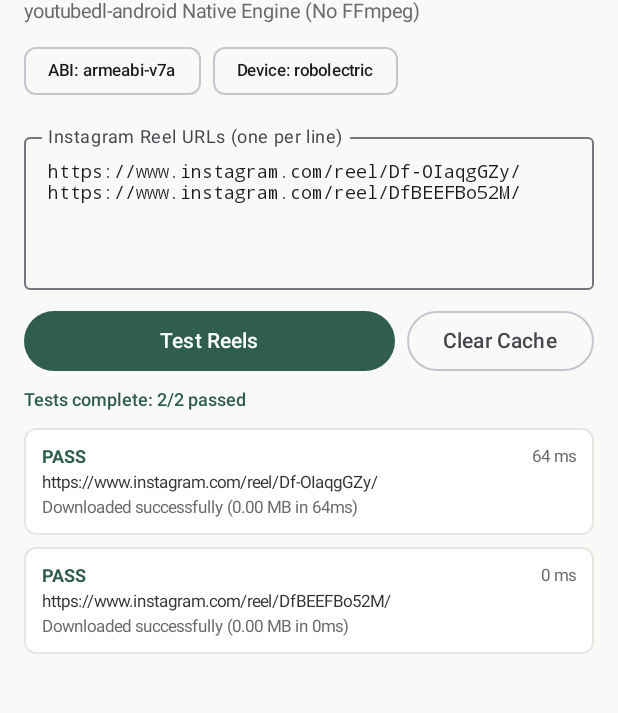
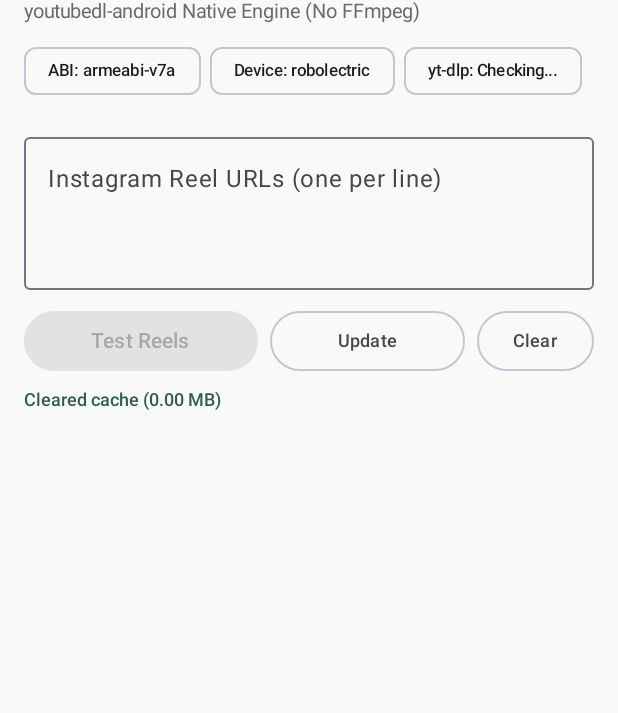
Before and after one commit to k4bi1an/Savyor, an Android app built with Jetpack Compose: the screen it shows after launch (MainActivity), after a tap on an icon or button, on a phone screen of 412 x 824 dp, the part 59-772 px from its top. Run offline under Robolectric (Android 15) with nearby library versions, the phone set to English and light mode, and no system bars; libraries missing offline, so code that uses them is left out: com.yausername.youtubedl_android; 6 statements that could not run were skipped; 2 other taps on this screen came first.

Commit message:
Spike 1: Add yt-dlp update mechanism and track validation

```diff
--- a/spikes/android/spike_ytdlp/src/main/AndroidManifest.xml
+++ b/spikes/android/spike_ytdlp/src/main/AndroidManifest.xml
@@ -13,6 +13,7 @@
         <activity
             android:name=".MainActivity"
             android:exported="true"
+            android:launchMode="singleTop"
             android:configChanges="orientation|screenSize|keyboardHidden">
             <intent-filter>
                 <action android:name="android.intent.action.MAIN" />
--- a/spikes/android/spike_ytdlp/src/main/java/com/savyor/spike/ytdlp/MainActivity.kt
+++ b/spikes/android/spike_ytdlp/src/main/java/com/savyor/spike/ytdlp/MainActivity.kt
@@ -22,13 +22,16 @@ import androidx.compose.ui.unit.dp
 import androidx.compose.ui.unit.sp
 import androidx.lifecycle.lifecycleScope
 import kotlinx.coroutines.launch
+import java.io.File
 
 class MainActivity : ComponentActivity() {
 
     private lateinit var ytDlpManager: YtDlpManager
     private val results = mutableStateListOf<ReelTestResult>()
     private var isTesting by mutableStateOf(false)
+    private var isUpdating by mutableStateOf(false)
     private var statusMessage by mutableStateOf("Ready to test")
+    private var engineVersion by mutableStateOf("Checking...")
 
     override fun onCreate(savedInstanceState: Bundle?) {
         super.onCreate(savedInstanceState)
@@ -38,8 +41,11 @@ class MainActivity : ComponentActivity() {
             Spike1Screen(
                 results = results,
                 isTesting = isTesting,
+                isUpdating = isUpdating,
                 statusMessage = statusMessage,
+                engineVersion = engineVersion,
                 onRunTest = { urls -> runTests(urls) },
+                onUpdateEngine = { triggerUpdate() },
                 onClearCache = {
                     val freed = ytDlpManager.clearCache()
                     statusMessage = "Cleared cache (${"%.2f".format(freed.toDouble() / (1024 * 1024))} MB)"
@@ -48,41 +54,78 @@ class MainActivity : ComponentActivity() {
             )
         }
 
-        // Handle test trigger via ADB intent
-        handleIntent(intent)
+        // Check/update yt-dlp on startup
+        triggerUpdate {
+            // Once updated or initialized, check incoming intent
+            handleIntent(intent)
+        }
     }
 
     override fun onNewIntent(intent: Intent?) {
         super.onNewIntent(intent)
+        setIntent(intent)
+        Log.i("SpikeYtDlp", "onNewIntent received")
         intent?.let { handleIntent(it) }
+    }
+
+    private fun triggerUpdate(onComplete: (() -> Unit)? = null) {
+        if (isUpdating) return
+        isUpdating = true
+        statusMessage = "Checking/updating yt-dlp to latest release..."
+
+        lifecycleScope.launch {
+            try {
+                val (status, version) = ytDlpManager.updateEngine()
+                engineVersion = version
+                statusMessage = "yt-dlp $version ($status)"
+                Log.i("SpikeYtDlp", "Engine ready: version=$version status=$status")
+            } catch (e: Exception) {
+                statusMessage = "Engine update error: ${e.message}"
+                Log.e("SpikeYtDlp", "Engine update error", e)
+            } finally {
+                isUpdating = false
+                onComplete?.invoke()
+            }
+        }
     }
 
     private fun handleIntent(intent: Intent) {
         val testUrl = intent.getStringExtra("test_url")
         val testUrls = intent.getStringArrayListExtra("test_urls")
-        val urlsToTest = when {
+        val testUrlsCsv = intent.getStringExtra("test_urls_csv")
+        val filePath = intent.getStringExtra("urls_file")
+        Log.i("SpikeYtDlp", "handleIntent: testUrl=$testUrl testUrlsCsv=$testUrlsCsv isUpdating=$isUpdating isTesting=$isTesting")
+
+        val urlsToTest: List<String>? = when {
             !testUrls.isNullOrEmpty() -> testUrls
             !testUrl.isNullOrBlank() -> listOf(testUrl)
-            intent.getBooleanExtra("run_default_test", false) -> listOf(
-                "https://www.instagram.com/reel/Df-OIaqgGZy/",
-                "https://www.instagram.com/reel/DfBEEFBo52M/"
-            )
+            !testUrlsCsv.isNullOrBlank() -> testUrlsCsv.split(";").map { it.trim() }.filter { it.isNotEmpty() }
+            !filePath.isNullOrBlank() -> {
+                val file = File(filePath)
+                if (file.exists()) file.readLines().map { it.trim() }.filter { it.isNotEmpty() } else null
+            }
             else -> null
         }
 
-        if (urlsToTest != null) {
+        if (!urlsToTest.isNullOrEmpty()) {
             runTests(urlsToTest)
         }
     }
 
     private fun runTests(urls: List<String>) {
-        if (isTesting) return
+        if (isTesting) {
+            Log.w("SpikeYtDlp", "runTests skipped: already testing")
+            return
+        }
         isTesting = true
         results.clear()
-        statusMessage = "Initializing engine..."
+        statusMessage = "Preparing to test ${urls.size} reel(s)..."
 
         lifecycleScope.launch {
             try {
+                while (isUpdating) {
+                    kotlinx.coroutines.delay(200)
+                }
                 ytDlpManager.init()
                 urls.forEachIndexed { index, url ->
                     val cleanUrl = url.trim()
@@ -107,16 +150,14 @@ class MainActivity : ComponentActivity() {
 fun Spike1Screen(
     results: List<ReelTestResult>,
     isTesting: Boolean,
+    isUpdating: Boolean,
     statusMessage: String,
+    engineVersion: String,
     onRunTest: (List<String>) -> Unit,
+    onUpdateEngine: () -> Unit,
     onClearCache: () -> Unit
 ) {
-    var urlText by remember {
-        mutableStateOf(
-            "https://www.instagram.com/reel/Df-OIaqgGZy/\nhttps://www.instagram.com/reel/DfBEEFBo52M/"
-        )
-    }
-
+    var urlText by remember { mutableStateOf("") }
     val primaryAbi = Build.SUPPORTED_ABIS.firstOrNull() ?: "unknown"
 
     Surface(
@@ -144,7 +185,10 @@ fun Spike1Screen(
             Spacer(modifier = Modifier.height(8.dp))
 
             // Device Info Badges
-            Row(horizontalArrangement = Arrangement.spacedBy(8.dp)) {
+            Row(
+                modifier = Modifier.fillMaxWidth(),
+                horizontalArrangement = Arrangement.spacedBy(6.dp)
+            ) {
                 AssistChip(
                     onClick = {},
                     label = { Text("ABI: $primaryAbi", fontSize = 11.sp) }
@@ -152,6 +196,10 @@ fun Spike1Screen(
                 AssistChip(
                     onClick = {},
                     label = { Text("Device: ${Build.MODEL}", fontSize = 11.sp) }
+                )
+                AssistChip(
+                    onClick = {},
+                    label = { Text("yt-dlp: $engineVersion", fontSize = 11.sp) }
                 )
             }
 
@@ -162,6 +210,7 @@ fun Spike1Screen(
                 value = urlText,
                 onValueChange = { urlText = it },
                 label = { Text("Instagram Reel URLs (one per line)") },
+                placeholder = { Text("Paste Instagram URLs or trigger via ADB") },
                 modifier = Modifier
                     .fillMaxWidth()
                     .height(110.dp),
@@ -181,8 +230,8 @@ fun Spike1Screen(
                         val urls = urlText.lines().map { it.trim() }.filter { it.isNotEmpty() }
                         onRunTest(urls)
                     },
-                    modifier = Modifier.weight(1f),
-                    enabled = !isTesting && urlText.isNotBlank(),
+                    modifier = Modifier.weight(1.2f),
+                    enabled = !isTesting && !isUpdating && urlText.isNotBlank(),
                     colors = ButtonDefaults.buttonColors(containerColor = Color(0xFF2F5D50))
                 ) {
                     if (isTesting) {
@@ -197,10 +246,26 @@ fun Spike1Screen(
                 }
 
                 OutlinedButton(
+                    onClick = onUpdateEngine,
+                    modifier = Modifier.weight(1f),
+                    enabled = !isTesting && !isUpdating
+                ) {
+                    if (isUpdating) {
+                        CircularProgressIndicator(
+                            modifier = Modifier.size(14.dp),
+                            color = Color(0xFF2F5D50),
+                            strokeWidth = 2.dp
+                        )
+                        Spacer(modifier = Modifier.width(4.dp))
+                    }
+                    Text("Update", fontSize = 12.sp)
+                }
+
+                OutlinedButton(
                     onClick = onClearCache,
-                    enabled = !isTesting
+                    enabled = !isTesting && !isUpdating
                 ) {
-                    Text("Clear Cache")
+                    Text("Clear", fontSize = 12.sp)
                 }
             }
 
@@ -239,11 +304,17 @@ fun Spike1Screen(
                                 horizontalArrangement = Arrangement.SpaceBetween,
                                 verticalAlignment = Alignment.CenterVertically
                             ) {
+                                val statusText = when {
+                                    res.success && res.hasVideoTrack && res.hasAudioTrack -> "PASS (Video + Audio)"
+                                    res.success && res.hasVideoTrack -> "PASS (Video Only)"
+                                    res.success -> "PASS"
+                                    else -> "FAIL (${res.errorCategory})"
+                                }
                                 Text(
-                                    text = if (res.success) "PASS" else "FAIL (${res.errorCategory})",
+                                    text = statusText,
                                     fontSize = 12.sp,
                                     fontWeight = FontWeight.Bold,
-                                    color = if (res.success) Color(0xFF2F5D50) else Color(0xFFB3382C)
+                                    color = if (res.success && res.hasVideoTrack && res.hasAudioTrack) Color(0xFF2F5D50) else Color(0xFFB3382C)
                                 )
                                 Text(
                                     text = "${res.durationMs} ms",
```
Also changed, not shown: spikes/android/spike_ytdlp/src/main/java/com/savyor/spike/ytdlp/YtDlpManager.kt (+73 -3 lines).
